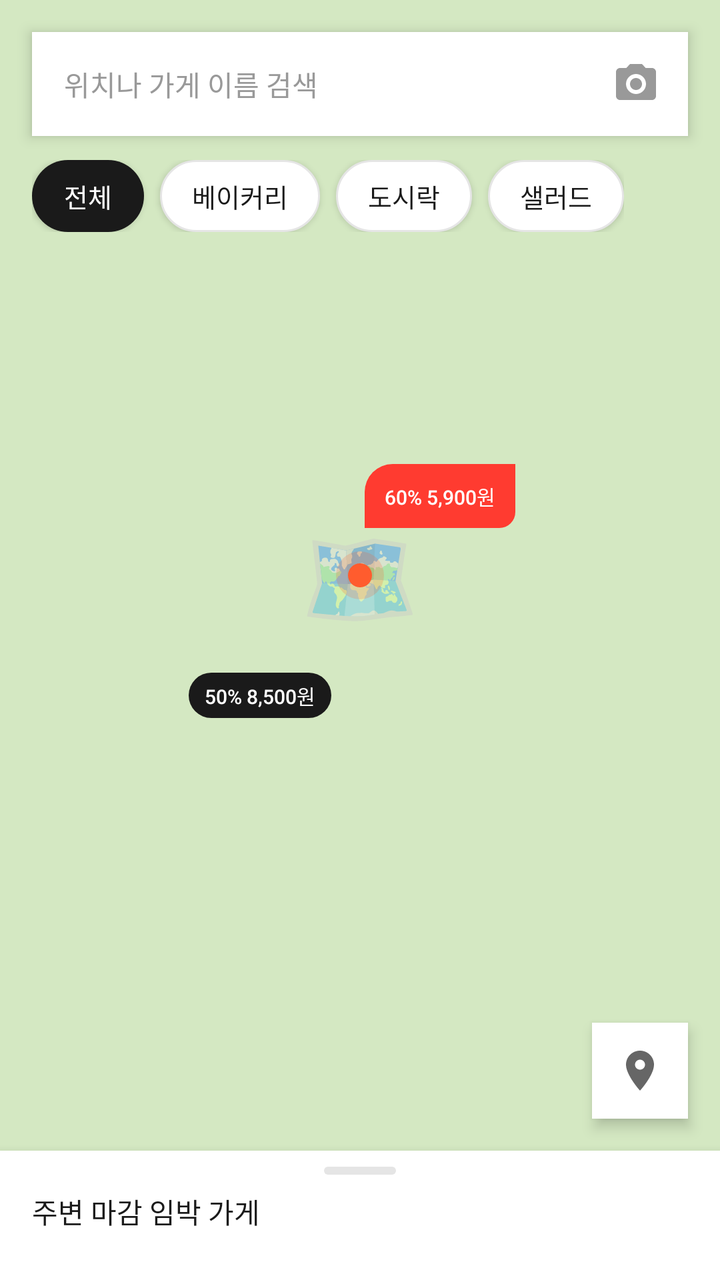
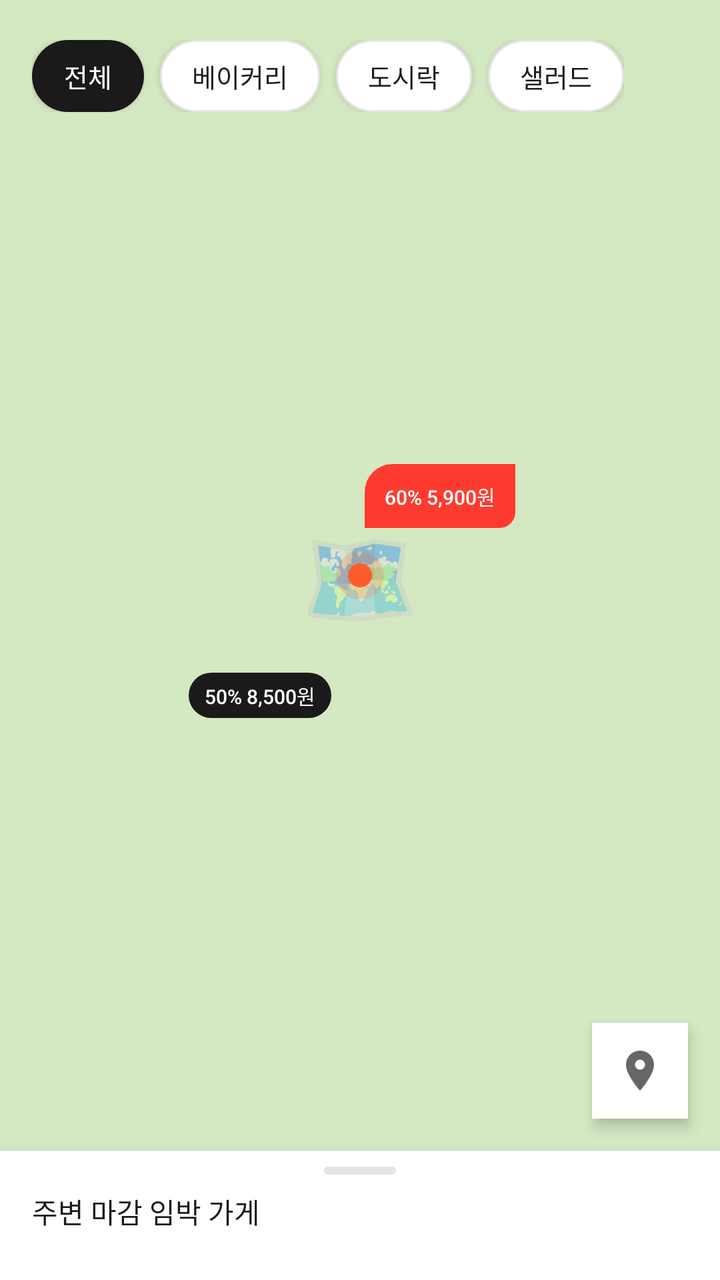

Before-and-after screenshots of an Android layout around one commit, followed by the original layout XML and the change that was made.
<!-- AndroidManifest.xml: application theme Theme.Deuktemsiru -->
<!-- res/layout/fragment_map.xml -->
<?xml version="1.0" encoding="utf-8"?>
<androidx.constraintlayout.widget.ConstraintLayout
    xmlns:android="http://schemas.android.com/apk/res/android"
    xmlns:app="http://schemas.android.com/apk/res-auto"
    android:layout_width="match_parent"
    android:layout_height="match_parent"
    android:background="@color/color_surface">

    
    <FrameLayout
        android:id="@+id/fl_map"
        android:layout_width="0dp"
        android:layout_height="0dp"
        android:background="#D4E8C2"
        app:layout_constraintTop_toTopOf="parent"
        app:layout_constraintBottom_toTopOf="@id/ll_bottom_sheet"
        app:layout_constraintStart_toStartOf="parent"
        app:layout_constraintEnd_toEndOf="parent">

        
        <GridLayout
            android:layout_width="match_parent"
            android:layout_height="match_parent"
            android:columnCount="4"
            android:rowCount="6"
            android:alpha="0.3">
        </GridLayout>

        <TextView
            android:layout_width="wrap_content"
            android:layout_height="wrap_content"
            android:layout_gravity="center"
            android:text="🗺️"
            android:textSize="48sp"
            android:alpha="0.4" />

        
        <FrameLayout
            android:layout_width="wrap_content"
            android:layout_height="wrap_content"
            android:layout_gravity="center"
            android:layout_marginStart="40dp"
            android:layout_marginTop="-40dp">

            <LinearLayout
                android:layout_width="wrap_content"
                android:layout_height="32dp"
                android:orientation="horizontal"
                android:gravity="center"
                android:paddingHorizontal="10dp"
                android:background="@drawable/bg_discount_badge">

                <TextView
                    android:layout_width="wrap_content"
                    android:layout_height="wrap_content"
                    android:text="60% 5,900원"
                    android:textSize="10sp"
                    android:fontFamily="sans-serif-medium"
                    android:textColor="@color/white" />
            </LinearLayout>
        </FrameLayout>

        <FrameLayout
            android:layout_width="wrap_content"
            android:layout_height="wrap_content"
            android:layout_gravity="center"
            android:layout_marginEnd="50dp"
            android:layout_marginTop="60dp">

            <LinearLayout
                android:layout_width="wrap_content"
                android:layout_height="32dp"
                android:orientation="horizontal"
                android:gravity="center"
                android:paddingHorizontal="10dp">

                <TextView
                    android:layout_width="wrap_content"
                    android:layout_height="wrap_content"
                    android:text="50% 8,500원"
                    android:textSize="10sp"
                    android:fontFamily="sans-serif-medium"
                    android:textColor="@color/white"
                    android:background="@drawable/bg_chip_selected"
                    android:paddingHorizontal="8dp"
                    android:paddingVertical="4dp" />
            </LinearLayout>
        </FrameLayout>

        
        <FrameLayout
            android:layout_width="24dp"
            android:layout_height="24dp"
            android:layout_gravity="center">

            <View
                android:layout_width="match_parent"
                android:layout_height="match_parent"
                android:alpha="0.2"
                android:background="@drawable/bg_timer_circle" />

            <View
                android:layout_width="12dp"
                android:layout_height="12dp"
                android:layout_gravity="center"
                android:background="@drawable/bg_timer_circle" />
        </FrameLayout>
    </FrameLayout>

    
    <LinearLayout
        android:id="@+id/ll_search"
        android:layout_width="0dp"
        android:layout_height="wrap_content"
        android:orientation="horizontal"
        android:gravity="center_vertical"
        android:layout_margin="@dimen/spacing_lg"
        android:background="@color/white"
        android:elevation="4dp"
        android:padding="4dp"
        app:layout_constraintTop_toTopOf="parent"
        app:layout_constraintStart_toStartOf="parent"
        app:layout_constraintEnd_toEndOf="parent">

        <EditText
            android:layout_width="0dp"
            android:layout_height="44dp"
            android:layout_weight="1"
            android:hint="위치나 가게 이름 검색"
            android:textSize="@dimen/text_body"
            android:textColor="@color/color_text"
            android:textColorHint="@color/color_text_muted"
            android:background="@android:color/transparent"
            android:paddingHorizontal="12dp"
            android:inputType="text"
            android:imeOptions="actionSearch"
            android:maxLines="1" />

        <ImageButton
            android:layout_width="44dp"
            android:layout_height="44dp"
            android:src="@drawable/ic_camera"
            android:background="?attr/selectableItemBackgroundBorderless"
            android:contentDescription="필터" />
    </LinearLayout>

    
    <HorizontalScrollView
        android:id="@+id/hsv_categories"
        android:layout_width="0dp"
        android:layout_height="wrap_content"
        android:scrollbars="none"
        android:paddingHorizontal="@dimen/spacing_lg"
        android:layout_marginTop="8dp"
        app:layout_constraintTop_toBottomOf="@id/ll_search"
        app:layout_constraintStart_toStartOf="parent"
        app:layout_constraintEnd_toEndOf="parent">

        <LinearLayout
            android:layout_width="wrap_content"
            android:layout_height="wrap_content"
            android:orientation="horizontal"
            android:gravity="center_vertical"
            android:paddingVertical="4dp">

            <TextView
                android:layout_width="wrap_content"
                android:layout_height="36dp"
                android:gravity="center"
                android:paddingHorizontal="16dp"
                android:text="전체"
                android:textSize="13sp"
                android:fontFamily="sans-serif-medium"
                android:textColor="@color/white"
                android:background="@drawable/bg_chip_selected"
                android:layout_marginEnd="8dp"
                android:elevation="2dp" />

            <TextView
                android:layout_width="wrap_content"
                android:layout_height="36dp"
                android:gravity="center"
                android:paddingHorizontal="16dp"
                android:text="베이커리"
                android:textSize="13sp"
                android:textColor="@color/color_text"
                android:background="@drawable/bg_chip_unselected"
                android:layout_marginEnd="8dp"
                android:elevation="2dp" />

            <TextView
                android:layout_width="wrap_content"
                android:layout_height="36dp"
                android:gravity="center"
                android:paddingHorizontal="16dp"
                android:text="도시락"
                android:textSize="13sp"
                android:textColor="@color/color_text"
                android:background="@drawable/bg_chip_unselected"
                android:layout_marginEnd="8dp"
                android:elevation="2dp" />

            <TextView
                android:layout_width="wrap_content"
                android:layout_height="36dp"
                android:gravity="center"
                android:paddingHorizontal="16dp"
                android:text="샐러드"
                android:textSize="13sp"
                android:textColor="@color/color_text"
                android:background="@drawable/bg_chip_unselected"
                android:elevation="2dp" />
        </LinearLayout>
    </HorizontalScrollView>

    
    <FrameLayout
        android:id="@+id/btn_my_location"
        android:layout_width="48dp"
        android:layout_height="48dp"
        android:layout_margin="@dimen/spacing_lg"
        android:background="@color/white"
        android:elevation="4dp"
        android:foreground="?attr/selectableItemBackgroundBorderless"
        app:layout_constraintEnd_toEndOf="parent"
        app:layout_constraintBottom_toTopOf="@id/ll_bottom_sheet">

        <ImageView
            android:layout_width="24dp"
            android:layout_height="24dp"
            android:layout_gravity="center"
            android:src="@drawable/ic_location"
            android:contentDescription="현재 위치" />
    </FrameLayout>

    
    <LinearLayout
        android:id="@+id/ll_bottom_sheet"
        android:layout_width="0dp"
        android:layout_height="wrap_content"
        android:orientation="vertical"
        android:background="@color/white"
        android:elevation="8dp"
        app:layout_constraintBottom_toBottomOf="parent"
        app:layout_constraintStart_toStartOf="parent"
        app:layout_constraintEnd_toEndOf="parent">

        
        <View
            android:layout_width="36dp"
            android:layout_height="4dp"
            android:layout_gravity="center_horizontal"
            android:layout_marginTop="8dp"
            android:layout_marginBottom="8dp"
            android:background="@drawable/bg_progress_track" />

        <TextView
            android:layout_width="wrap_content"
            android:layout_height="wrap_content"
            android:layout_marginHorizontal="@dimen/spacing_lg"
            android:layout_marginBottom="8dp"
            android:text="주변 마감 임박 가게"
            android:textSize="@dimen/text_body"
            android:fontFamily="sans-serif-medium"
            android:textColor="@color/color_text" />

        <HorizontalScrollView
            android:layout_width="match_parent"
            android:layout_height="wrap_content"
            android:scrollbars="none"
            android:paddingHorizontal="@dimen/spacing_lg"
            android:paddingBottom="16dp"
            android:clipToPadding="false">

            <LinearLayout
                android:id="@+id/ll_map_stores"
                android:layout_width="wrap_content"
                android:layout_height="wrap_content"
                android:orientation="horizontal" />
        </HorizontalScrollView>
    </LinearLayout>

</androidx.constraintlayout.widget.ConstraintLayout>
<!-- resources referenced by this layout -->
<resources>
  <color name="color_surface">#F8F8F8</color>
  <color name="color_text">#1A1A1A</color>
  <color name="color_text_muted">#999999</color>
  <color name="white">#FFFFFFFF</color>
  <dimen name="spacing_lg">16dp</dimen>
  <dimen name="text_body">14sp</dimen>
  <!-- drawable bg_chip_selected (drawable) -->
  <?xml version="1.0" encoding="utf-8"?>
  <shape xmlns:android="http://schemas.android.com/apk/res/android"
      android:shape="rectangle">
      <solid android:color="@color/color_text" />
      <corners android:radius="@dimen/radius_pill" />
  </shape>
  <!-- drawable bg_chip_unselected (drawable) -->
  <?xml version="1.0" encoding="utf-8"?>
  <shape xmlns:android="http://schemas.android.com/apk/res/android"
      android:shape="rectangle">
      <solid android:color="@color/white" />
      <stroke
          android:width="1dp"
          android:color="@color/color_border" />
      <corners android:radius="@dimen/radius_pill" />
  </shape>
  <!-- drawable bg_discount_badge (drawable) -->
  <?xml version="1.0" encoding="utf-8"?>
  <shape xmlns:android="http://schemas.android.com/apk/res/android"
      android:shape="rectangle">
      <solid android:color="@color/danger" />
      <corners
          android:topLeftRadius="@dimen/radius_lg"
          android:topRightRadius="0dp"
          android:bottomLeftRadius="0dp"
          android:bottomRightRadius="@dimen/radius_sm" />
  </shape>
  <!-- drawable bg_progress_track (drawable) -->
  <?xml version="1.0" encoding="utf-8"?>
  <shape xmlns:android="http://schemas.android.com/apk/res/android"
      android:shape="rectangle">
      <solid android:color="@color/color_border" />
      <corners android:radius="@dimen/radius_pill" />
  </shape>
  <!-- drawable bg_timer_circle (drawable) -->
  <?xml version="1.0" encoding="utf-8"?>
  <shape xmlns:android="http://schemas.android.com/apk/res/android"
      android:shape="oval">
      <solid android:color="@color/primary" />
  </shape>
  <!-- drawable ic_camera (drawable) -->
  <vector xmlns:android="http://schemas.android.com/apk/res/android"
      android:width="24dp"
      android:height="24dp"
      android:viewportWidth="24"
      android:viewportHeight="24">
      <path
          android:fillColor="#999999"
          android:pathData="M20,4h-3.17L15,2H9L7.17,4H4C2.9,4 2,4.9 2,6v12c0,1.1 0.9,2 2,2h16c1.1,0 2,-0.9 2,-2V6C22,4.9 21.1,4 20,4zM12,17c-2.76,0 -5,-2.24 -5,-5s2.24,-5 5,-5 5,2.24 5,5 -2.24,5 -5,5zM12,9c-1.66,0 -3,1.34 -3,3s1.34,3 3,3 3,-1.34 3,-3 -1.34,-3 -3,-3z" />
  </vector>
  <!-- drawable ic_location (drawable) -->
  <vector xmlns:android="http://schemas.android.com/apk/res/android"
      android:width="14dp"
      android:height="14dp"
      android:viewportWidth="24"
      android:viewportHeight="24">
      <path
          android:fillColor="#666666"
          android:pathData="M12,2C8.13,2 5,5.13 5,9c0,5.25 7,13 7,13s7,-7.75 7,-13C19,5.13 15.87,2 12,2zM12,11.5c-1.38,0 -2.5,-1.12 -2.5,-2.5s1.12,-2.5 2.5,-2.5 2.5,1.12 2.5,2.5 -1.12,2.5 -2.5,2.5z" />
  </vector>
  <style name="Theme.Deuktemsiru" parent="Base.Theme.Deuktemsiru" />
  <dimen name="radius_pill">999dp</dimen>
  <color name="color_border">#E5E5E5</color>
  <color name="danger">#FF3B30</color>
  <dimen name="radius_lg">14dp</dimen>
  <dimen name="radius_sm">8dp</dimen>
  <color name="primary">#FF5C2E</color>
  <style name="Base.Theme.Deuktemsiru" parent="Theme.Material3.DayNight.NoActionBar">
          <item name="colorPrimary">@color/primary</item>
          <item name="colorPrimaryVariant">@color/primary_dark</item>
          <item name="colorOnPrimary">@color/white</item>
          <item name="colorSecondary">@color/primary</item>
          <item name="colorSurface">@color/white</item>
          <item name="android:colorBackground">@color/white</item>
          <item name="android:statusBarColor" tools:targetApi="l">@color/white</item>
          <item name="android:windowLightStatusBar" tools:targetApi="m">true</item>
          <item name="android:fontFamily">sans-serif</item>
      </style>
  <color name="primary_dark">#6B2B12</color>
</resources>

<!-- the commit's change to res/layout/fragment_map.xml (unified diff, before → after) -->
@@ -108,51 +108,14 @@
     </FrameLayout>
 
     
-    <LinearLayout
-        android:id="@+id/ll_search"
-        android:layout_width="0dp"
-        android:layout_height="wrap_content"
-        android:orientation="horizontal"
-        android:gravity="center_vertical"
-        android:layout_margin="@dimen/spacing_lg"
-        android:background="@color/white"
-        android:elevation="4dp"
-        android:padding="4dp"
-        app:layout_constraintTop_toTopOf="parent"
-        app:layout_constraintStart_toStartOf="parent"
-        app:layout_constraintEnd_toEndOf="parent">
-
-        <EditText
-            android:layout_width="0dp"
-            android:layout_height="44dp"
-            android:layout_weight="1"
-            android:hint="위치나 가게 이름 검색"
-            android:textSize="@dimen/text_body"
-            android:textColor="@color/color_text"
-            android:textColorHint="@color/color_text_muted"
-            android:background="@android:color/transparent"
-            android:paddingHorizontal="12dp"
-            android:inputType="text"
-            android:imeOptions="actionSearch"
-            android:maxLines="1" />
-
-        <ImageButton
-            android:layout_width="44dp"
-            android:layout_height="44dp"
-            android:src="@drawable/ic_camera"
-            android:background="?attr/selectableItemBackgroundBorderless"
-            android:contentDescription="필터" />
-    </LinearLayout>
-
-    
     <HorizontalScrollView
         android:id="@+id/hsv_categories"
         android:layout_width="0dp"
         android:layout_height="wrap_content"
         android:scrollbars="none"
         android:paddingHorizontal="@dimen/spacing_lg"
-        android:layout_marginTop="8dp"
-        app:layout_constraintTop_toBottomOf="@id/ll_search"
+        android:layout_marginTop="@dimen/spacing_lg"
+        app:layout_constraintTop_toTopOf="parent"
         app:layout_constraintStart_toStartOf="parent"
         app:layout_constraintEnd_toEndOf="parent">
 
<!-- resource entries referenced after the edit -->
@@ -2,7 +2,6 @@
 <resources>
   <color name="color_surface">#F8F8F8</color>
   <color name="color_text">#1A1A1A</color>
-  <color name="color_text_muted">#999999</color>
   <color name="white">#FFFFFFFF</color>
   <dimen name="spacing_lg">16dp</dimen>
   <dimen name="text_body">14sp</dimen>
@@ -47,16 +46,6 @@
       android:shape="oval">
       <solid android:color="@color/primary" />
   </shape>
-  <!-- drawable ic_camera (drawable) -->
-  <vector xmlns:android="http://schemas.android.com/apk/res/android"
-      android:width="24dp"
-      android:height="24dp"
-      android:viewportWidth="24"
-      android:viewportHeight="24">
-      <path
-          android:fillColor="#999999"
-          android:pathData="M20,4h-3.17L15,2H9L7.17,4H4C2.9,4 2,4.9 2,6v12c0,1.1 0.9,2 2,2h16c1.1,0 2,-0.9 2,-2V6C22,4.9 21.1,4 20,4zM12,17c-2.76,0 -5,-2.24 -5,-5s2.24,-5 5,-5 5,2.24 5,5 -2.24,5 -5,5zM12,9c-1.66,0 -3,1.34 -3,3s1.34,3 3,3 3,-1.34 3,-3 -1.34,-3 -3,-3z" />
-  </vector>
   <!-- drawable ic_location (drawable) -->
   <vector xmlns:android="http://schemas.android.com/apk/res/android"
       android:width="14dp"
